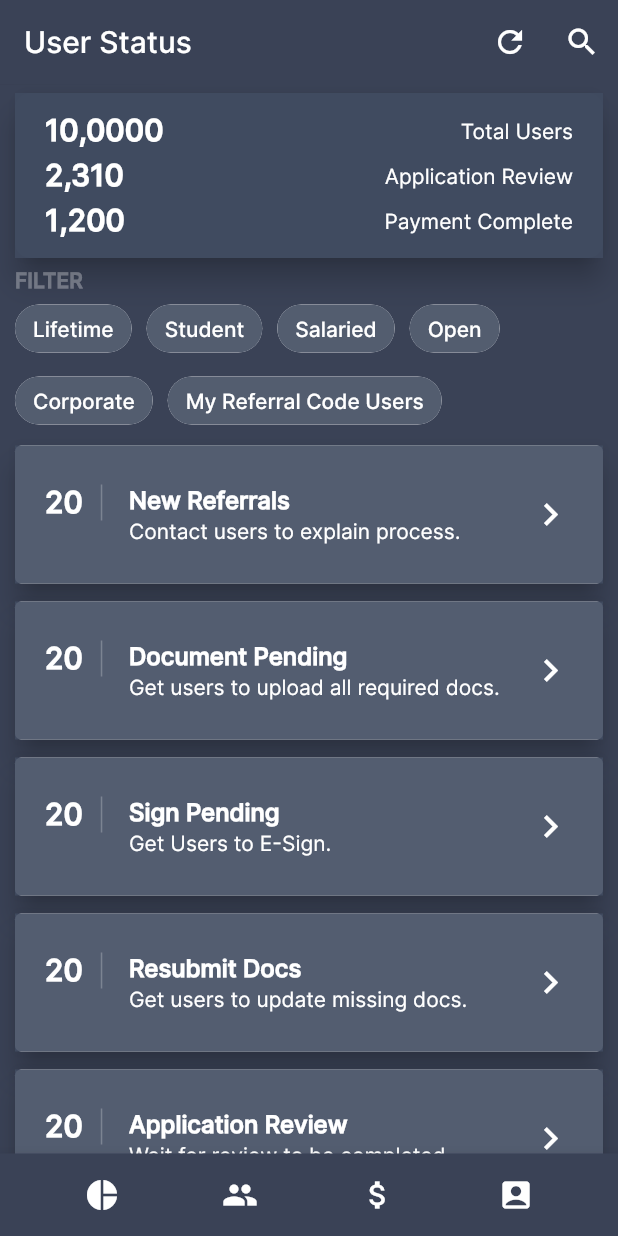
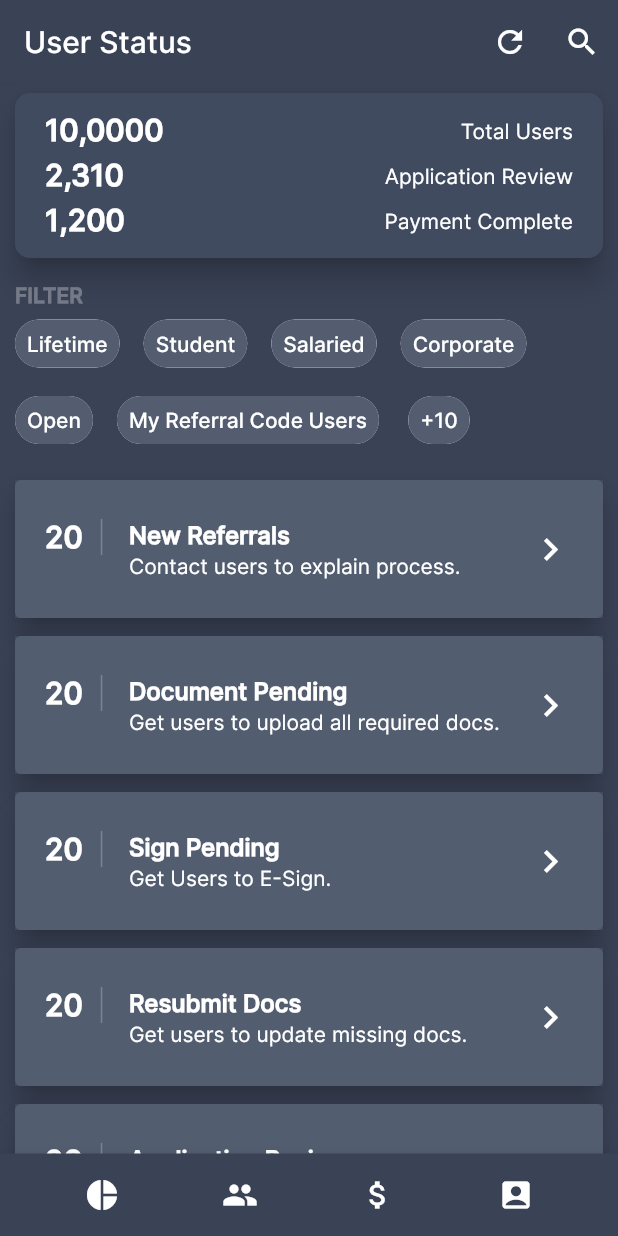
Before and after one commit to piyushp761/Total-Recall-Prototype, a Flutter app: the screen it shows after launch, on a phone screen of 412 x 824 dp. Run offline on Flutter 3.47's test engine with Material 2 defaults, Android fonts, the phone set to English and light mode, and no system bars.

Commit message:
Fixed Roundness of first card and wrapped filter chips in WRAP Widget.

```diff
--- a/lib/main.dart
+++ b/lib/main.dart
@@ -63,13 +63,17 @@ class _ListPageState extends State<ListPage> {
     ],
   );
 
-  final makeBody = Column(
+  static final makeBody = Column(
     crossAxisAlignment: CrossAxisAlignment.start,
     children: <Widget>[
       Card(
         elevation: 8.0,
         margin: new EdgeInsets.symmetric(horizontal: 10.0, vertical: 6.0),
-        shape: RoundedRectangleBorder(borderRadius: BorderRadius.circular(10.0)),
+        clipBehavior: Clip.antiAlias,
+        shape: RoundedRectangleBorder(
+          borderRadius: BorderRadius.circular(10.0),
+        ),
+        //shape:RoundedRectangleBorder(borderRadius: BorderRadius.circular(10.0), ),
         color: Color.fromRGBO(64, 75, 96, .9),
         child: InkWell(
             splashColor: Color.fromRGBO(58, 66, 86, 1.0),
@@ -135,72 +139,29 @@ class _ListPageState extends State<ListPage> {
                 ))),
       ),
       Padding(
-        padding: EdgeInsets.fromLTRB(10.0, 0, 5, 0),
+        padding: EdgeInsets.fromLTRB(10.0, 10.0, 5, 0),
         child: Text("FILTER",
             style:
                 TextStyle(color: Colors.white30, fontWeight: FontWeight.bold)),
       ),
-      Row(
-        mainAxisAlignment: MainAxisAlignment.start,
-        mainAxisSize: MainAxisSize.max,
-        children: <Widget>[
-          Row(
-            children: <Widget>[
-              Padding(
-                padding: EdgeInsets.fromLTRB(10.0, 0, 5, 0),
-                child: Chip(
-                  label:
-                      Text('Lifetime', style: TextStyle(color: Colors.white)),
-                  backgroundColor: Color.fromRGBO(64, 75, 96, .9),
-                ),
-              ),
-              Padding(
-                padding: EdgeInsets.fromLTRB(5, 0, 5, 0),
-                child: Chip(
-                  label: Text('Student', style: TextStyle(color: Colors.white)),
-                  backgroundColor: Color.fromRGBO(64, 75, 96, .9),
-                ),
-              ),
-              Padding(
-                padding: EdgeInsets.fromLTRB(5, 0, 5, 0),
-                child: Chip(
-                  label:
-                      Text('Salaried', style: TextStyle(color: Colors.white)),
-                  backgroundColor: Color.fromRGBO(64, 75, 96, .9),
-                ),
-              ),
-              Padding(
-                padding: EdgeInsets.fromLTRB(5, 0, 5, 0),
-                child: Chip(
-                  label: Text('Open', style: TextStyle(color: Colors.white)),
-                  backgroundColor: Color.fromRGBO(64, 75, 96, .9),
-                ),
-              ),
-            ],
-          ),
-        ],
-      ),
-      Row(
-        children: <Widget>[
-          Padding(
-            padding: EdgeInsets.fromLTRB(10.0, 0, 5, 0),
-            child: Chip(
-              label: Text('Corporate', style: TextStyle(color: Colors.white)),
-              backgroundColor: Color.fromRGBO(64, 75, 96, .9),
-            ),
-          ),
-          Padding(
-            padding: EdgeInsets.fromLTRB(5, 0, 5, 0),
-            child: Chip(
-              label: Text('My Referral Code Users',
-                  style: TextStyle(color: Colors.white)),
-              backgroundColor: Color.fromRGBO(64, 75, 96, .9),
-            ),
-          ),
-        ],
+      Container(
+        child: Wrap(
+          spacing: 3.0, // gap between adjacent chips
+          runSpacing: 3.0, // gap between lines
+          children: <Widget>[
+            chipDesign("Lifetime", 10.0),
+            chipDesign("Student", 0.0),
+            chipDesign("Salaried", 0.0),
+            chipDesign("Corporate", 0.0),
+            chipDesign("Open", 0.0),
+            chipDesign("My Referral Code Users", 0.0),
+            chipDesign("+10", 0.0),
+          ],
+        ),
       ),
       Expanded(
         child: ListView.builder(
+          padding: EdgeInsets.fromLTRB(0.0, 10.0, 0.0, 0.0),
           scrollDirection: Axis.vertical,
           shrinkWrap: true,
           itemCount: 10,
@@ -212,6 +173,18 @@ class _ListPageState extends State<ListPage> {
     ],
   );
 }
+
+Widget chipDesign(String label, double padding) => Container(
+      child: Chip(
+        label: Text(
+          label,
+          style: TextStyle(color: Colors.white),
+        ),
+        backgroundColor: Color.fromRGBO(64, 75, 96, .9),
+        padding: EdgeInsets.fromLTRB(0.0, 0.0, 0.0, 0.0),
+      ),
+      margin: EdgeInsets.only(left: 10, right: 3, top: 0, bottom: 0),
+    );
 
 Card makeCard(UserFunnels userFunnels) => Card(
       elevation: 8.0,
```
Also changed, not shown: Current.png.
